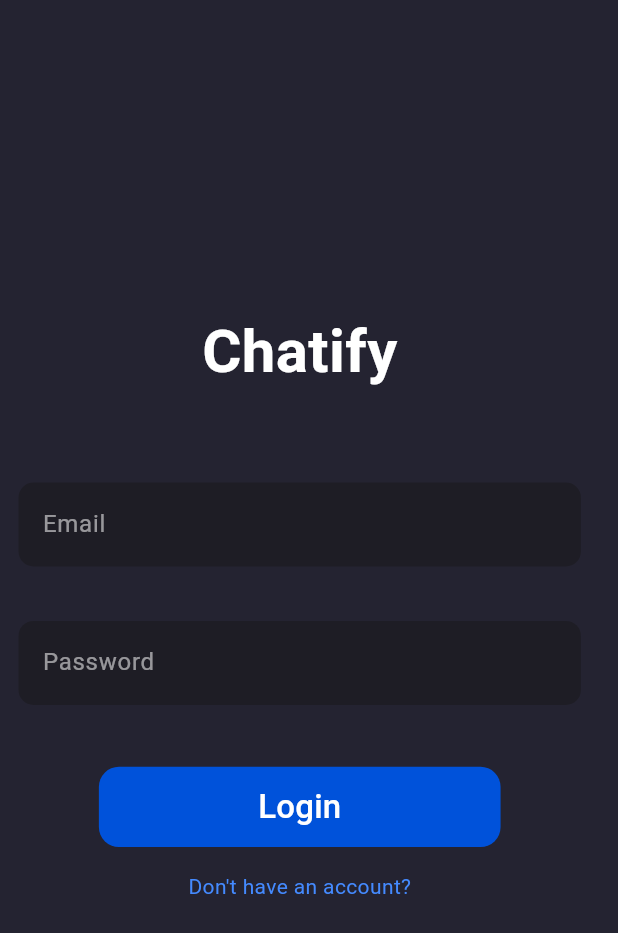
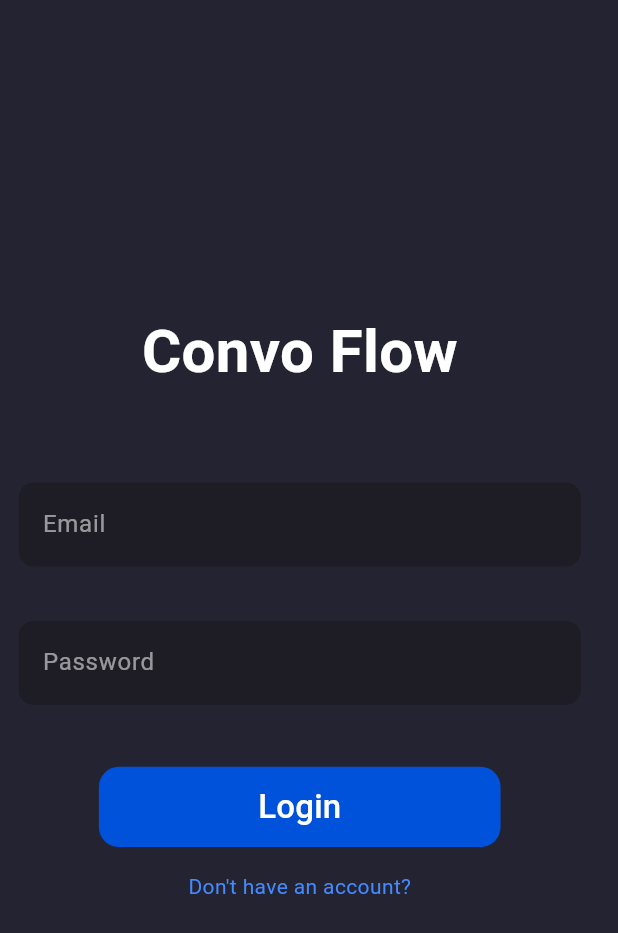
Before and after one commit to samarth-5/Convo-Flow, a Flutter app: the screen it shows after launch, on a phone screen of 412 x 824 dp. Shown: the top 933 px of the screen. Run offline on Flutter 3.47's test engine with Material 3 defaults, Android fonts, the phone set to English and light mode, and no system bars; our stand-ins replace cloud_firestore, file_picker, firebase_auth, firebase_core, firebase_storage, flutter_keyboard_visibility and 3 more; accounts and stored records are empty.

Commit message:
changed app main

```diff
--- a/lib/pages/login_page.dart
+++ b/lib/pages/login_page.dart
@@ -78,7 +78,7 @@ class _LoginPageState extends State<LoginPage> {
     return Container(
       height: _deviceHeight * 0.10,
       child: Text(
-        'Chatify',
+        'Convo Flow',
         style: TextStyle(
           color: Colors.white,
           fontSize: 40,
```
